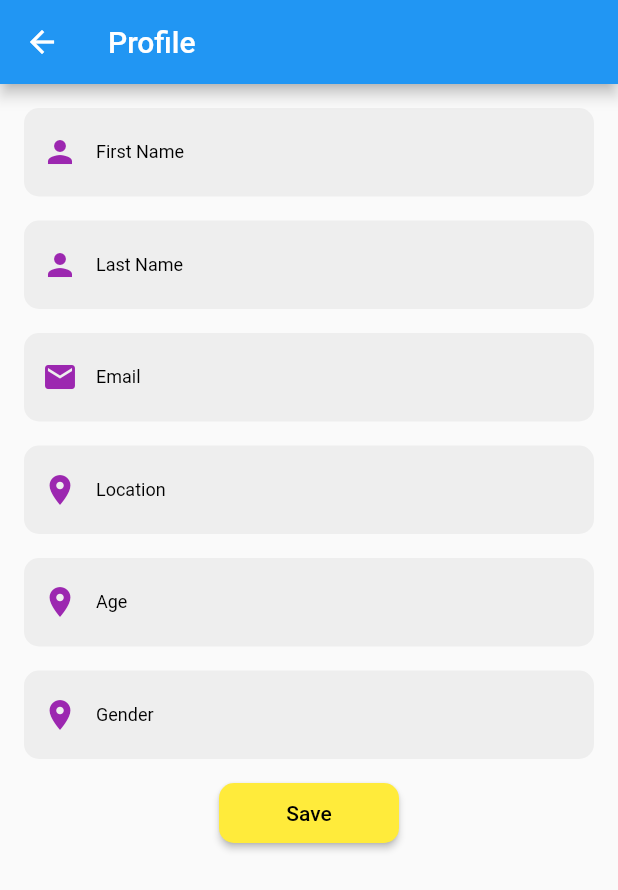
After one commit to Vijay-Maramreddy/facebook, a Flutter app: the ShowUserDetailsPage screen opened directly, on a phone screen of 412 x 824 dp. The commit adds this screen. Shown: the top 890 px of the screen. Run offline on Flutter 3.47's test engine with Material 2 defaults, Android fonts, the light colour scheme and no system bars; our stand-ins replace cloud_firestore, firebase_auth, firebase_core; accounts and stored records are empty.

Commit message:
implemented user details retrival and details updations

```diff
--- a/lib/Authentication/adding_user_details_page.dart
+++ b/lib/Authentication/adding_user_details_page.dart
@@ -49,13 +49,12 @@ class _UserDetailsPageState extends State<UserDetailsPage> {
         'mobileNumber': widget.mobileNumber,
         'email':_emailController.text,
         'password':_passwordController.text,
-
       });
 
       // Navigate to the home page or another screen
       // For example:
       Navigator.of(context).pushReplacement(MaterialPageRoute(
-        builder: (context) => HomeScreen(),
+        builder: (context) => const HomeScreen(),
       ));
     } catch (e) {
       print('Error: $e');
--- /dev/null
+++ b/lib/home/user_details_page.dart
@@ -0,0 +1,249 @@
+import 'package:cloud_firestore/cloud_firestore.dart';
+import 'package:firebase_auth/firebase_auth.dart';
+import 'package:flutter/cupertino.dart';
+import 'package:flutter/material.dart';
+
+
+class ShowUserDetailsPage extends StatefulWidget {
+  const ShowUserDetailsPage({super.key});
+
+  @override
+  _ShowUserDetailsPageState createState() => _ShowUserDetailsPageState();
+}
+
+class _ShowUserDetailsPageState extends State<ShowUserDetailsPage> {
+  final FirebaseFirestore _firestore = FirebaseFirestore.instance;
+  final TextEditingController _firstNameController = TextEditingController();
+  final TextEditingController _lastNameController = TextEditingController();
+  final TextEditingController _emailController = TextEditingController();
+  final TextEditingController _locationController = TextEditingController();
+  final TextEditingController _ageController= TextEditingController();
+  final TextEditingController _genderController= TextEditingController();
+  final GlobalKey<FormState> _formKey = GlobalKey<FormState>();
+
+
+  void _saveUserDetails() async {
+    String documentId;
+    User? user = FirebaseAuth.instance.currentUser;
+    if(user!= null) {
+      // User is signed in; you can access the user's unique ID
+      documentId = user.uid;
+      await _firestore.collection('users').doc(documentId).update({
+        'firstName': _firstNameController.text,
+        'lastName': _lastNameController.text,
+        'age': _ageController.text,
+        'location': _locationController.text,
+        'gender': _genderController.text,
+        'email':_emailController.text,
+      });
+      Navigator.pop(context);
+
+    }
+  }
+
+  @override
+  void initState() {
+    super.initState();
+    // Load user details if updating existing user
+    loadUserDetails();
+  }
+
+  void loadUserDetails() async {
+    String documentId;
+    User? user = FirebaseAuth.instance.currentUser;
+    if(user!= null) {
+  // User is signed in; you can access the user's unique ID
+      documentId = user.uid;
+      print(documentId);
+      CollectionReference usersCollection = FirebaseFirestore.instance.collection('users');
+      await usersCollection.doc(documentId).get().then((DocumentSnapshot documentSnapshot) {
+        if (documentSnapshot.exists) {
+          Map<String, dynamic> data = documentSnapshot.data() as Map<String, dynamic>;
+          print(data);
+
+          setState(() {
+            print("inside set state");
+            _firstNameController.text = data['firstName'] ?? '';
+            _lastNameController.text = data['lastName'] ?? '';
+            _emailController.text = data['email'] ?? '';
+            _locationController.text =data['location'] ?? '';
+            _ageController.text =data['age'] ?? '';
+            _genderController.text =data['gender'] ?? '';
+          });
+        }
+      });
+    }
+  }
+
+
+
+
+  @override
+  Widget build(BuildContext context) {
+    return Scaffold(
+      appBar: AppBar(
+        title: const Text('Profile'),
+      ),
+      body: Container(
+        padding: const EdgeInsets.all(16.0),
+        child: Form(
+          key: _formKey,
+          child: Column(
+            children: [
+              TextFormField(
+                cursorColor: Colors.purple,
+                controller: _firstNameController,
+                decoration: InputDecoration(
+                  labelStyle: const TextStyle(color:Colors.black, fontSize: 12),
+                  labelText: 'First Name',
+                  filled: true,
+                  fillColor: Colors.grey[200],
+                  border: OutlineInputBorder(
+                    borderSide: BorderSide.none,
+                    borderRadius: BorderRadius.circular(10.0),
+                  ),
+                  prefixIcon: const Icon(Icons.person, color: Colors.purple),
+                ),
+                validator: (value) {
+                  if (value!.isEmpty) {
+                    return 'Please enter your first name';
+                  }
+                  return null;
+                },
+              ),
+              const SizedBox(height: 16.0),
+              TextFormField(
+                cursorColor: Colors.purple,
+                controller: _lastNameController,
+                decoration: InputDecoration(
+                  labelStyle: const TextStyle(color:Colors.black, fontSize: 12),
+                  labelText: 'Last Name',
+                  filled: true,
+                  fillColor: Colors.grey[200],
+                  border: OutlineInputBorder(
+                    borderSide: BorderSide.none,
+                    borderRadius: BorderRadius.circular(10.0),
+                  ),
+                  prefixIcon: const Icon(Icons.person, color: Colors.purple),
+                ),
+                validator: (value) {
+                  if (value!.isEmpty) {
+                    return 'Please enter your last name';
+                  }
+                  return null;
+                },
+              ),
+              const SizedBox(height: 16.0),
+              TextFormField(
+                cursorColor: Colors.purple,
+                controller: _emailController,
+                decoration: InputDecoration(
+                  labelStyle: const TextStyle(color:Colors.black, fontSize: 12),
+                  labelText: 'Email',
+                  filled: true,
+                  fillColor: Colors.grey[200],
+                  border: OutlineInputBorder(
+                    borderSide: BorderSide.none,
+                    borderRadius: BorderRadius.circular(10.0),
+                  ),
+                  prefixIcon: const Icon(Icons.email, color: Colors.purple),
+                ),
+                validator: (value) {
+                  if (value!.isEmpty) {
+                    return 'Please enter your email';
+                  }
+                  return null;
+                },
+              ),
+              const SizedBox(height: 16.0),
+              TextFormField(
+                cursorColor: Colors.purple,
+                controller: _locationController,
+                decoration: InputDecoration(
+                  labelStyle: const TextStyle(color:Colors.black, fontSize: 12),
+                  labelText: 'Location',
+                  filled: true,
+                  fillColor: Colors.grey[200],
+                  border: OutlineInputBorder(
+                    borderSide: BorderSide.none,
+                    borderRadius: BorderRadius.circular(10.0),
+                  ),
+                  prefixIcon: const Icon(Icons.location_on, color: Colors.purple),
+                ),
+                validator: (value) {
+                  if (value!.isEmpty) {
+                    return 'Please enter your location';
+                  }
+                  return null;
+                },
+              ),
+              const SizedBox(height: 16.0),
+              TextFormField(
+                cursorColor: Colors.purple,
+                controller: _ageController,
+                decoration: InputDecoration(
+                  labelStyle: const TextStyle(color:Colors.black, fontSize: 12),
+                  labelText: 'Age',
+                  filled: true,
+                  fillColor: Colors.grey[200],
+                  border: OutlineInputBorder(
+                    borderSide: BorderSide.none,
+                    borderRadius: BorderRadius.circular(10.0),
+                  ),
+                  prefixIcon: const Icon(Icons.location_on, color: Colors.purple),
+                ),
+                validator: (value) {
+                  if (value!.isEmpty) {
+                    return 'Please enter your age';
+                  }
+                  return null;
+                },
+              ),
+              const SizedBox(height: 16.0),
+              TextFormField(
+                cursorColor: Colors.purple,
+                controller: _genderController,
+                decoration: InputDecoration(
+                  labelStyle: const TextStyle(color:Colors.black, fontSize: 12),
+                  labelText: 'Gender',
+                  filled: true,
+                  fillColor: Colors.grey[200],
+                  border: OutlineInputBorder(
+                    borderSide: BorderSide.none,
+                    borderRadius: BorderRadius.circular(10.0),
+                  ),
+                  prefixIcon: const Icon(Icons.location_on, color: Colors.purple),
+                ),
+                validator: (value) {
+                  if (value!.isEmpty) {
+                    return 'Please enter your gender';
+                  }
+                  return null;
+                },
+              ),
+              const SizedBox(height: 16.0),
+
+              SizedBox(
+                height: 40,
+                width: 120,
+                child: ElevatedButton(
+                  style: ElevatedButton.styleFrom(
+                    shape: RoundedRectangleBorder(borderRadius: BorderRadius.circular(10)),
+                    padding: const EdgeInsets.all(5),
+                    backgroundColor: Colors.yellow,
+                    foregroundColor: Colors.black,
+                  ),
+                  onPressed: _saveUserDetails,
+                  child: const Padding(
+                    padding: EdgeInsets.fromLTRB(10, 5, 10, 5),
+                    child: Text('Save'),
+                  ),
+                ),
+              ),
+            ],
+          ),
+        ),
+      ),
+    );
+  }
+}
```
